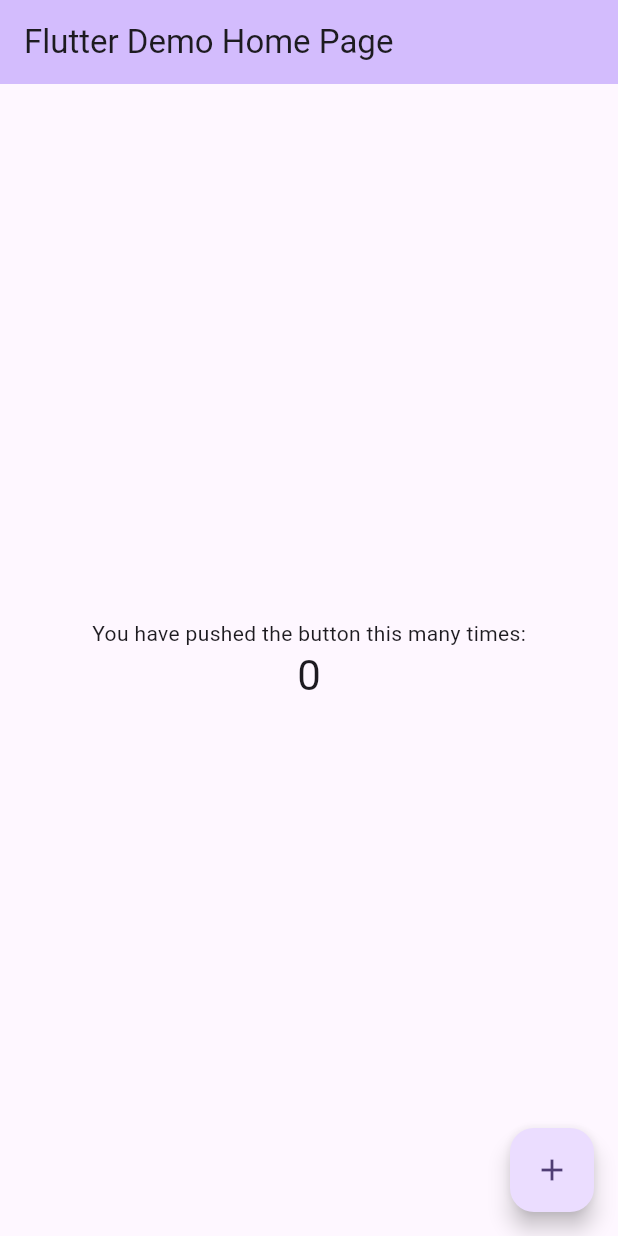
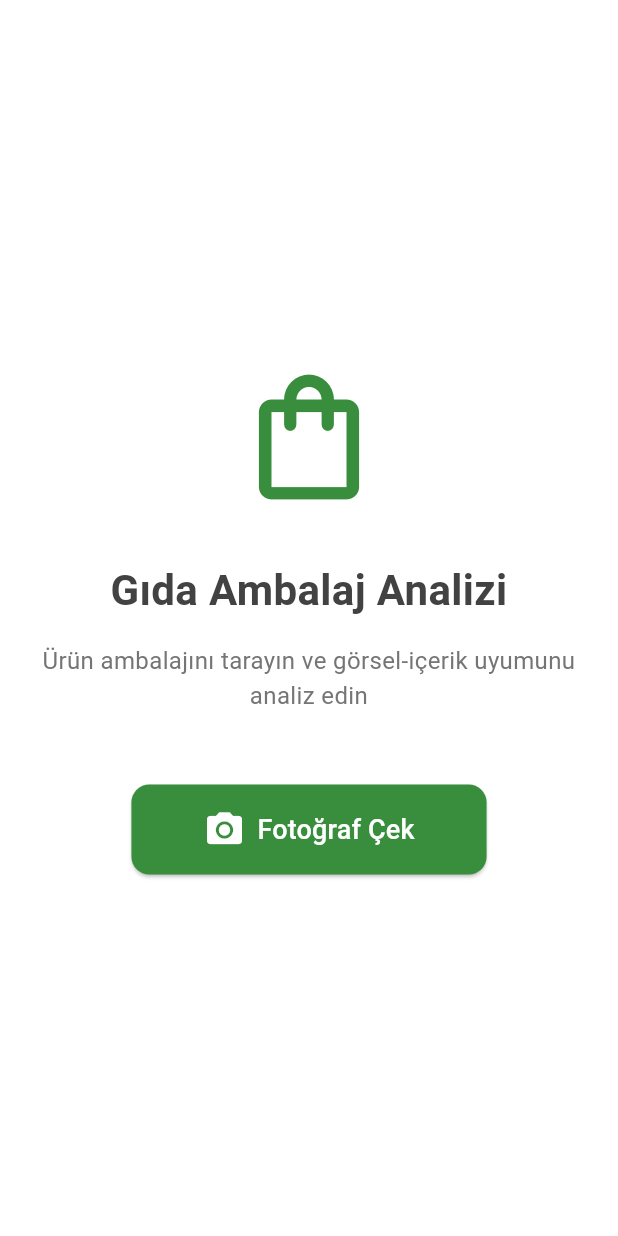
Before and after one commit to ipekhandan/food-mismatch-off, a Flutter app: the screen it shows after launch, on a phone screen of 412 x 824 dp. Run offline on Flutter 3.47's test engine with Material 3 defaults, Android fonts, the phone set to English and light mode, and no system bars.

Commit message:
Add UI prototype: home, camera, and result screens with mock data

```diff
--- a/food_mismatch_off/lib/main.dart
+++ b/food_mismatch_off/lib/main.dart
@@ -1,122 +1,23 @@
 import 'package:flutter/material.dart';
+import 'screens/home_screen.dart';
 
 void main() {
   runApp(const MyApp());
 }
 
 class MyApp extends StatelessWidget {
-  const MyApp({super.key});
+  const MyApp({Key? key}) : super(key: key);
 
-  // This widget is the root of your application.
   @override
   Widget build(BuildContext context) {
     return MaterialApp(
-      title: 'Flutter Demo',
+      title: 'Gıda Ambalaj Analizi',
+      debugShowCheckedModeBanner: false,
       theme: ThemeData(
-        // This is the theme of your application.
-        //
-        // TRY THIS: Try running your application with "flutter run". You'll see
-        // the application has a purple toolbar. Then, without quitting the app,
-        // try changing the seedColor in the colorScheme below to Colors.green
-        // and then invoke "hot reload" (save your changes or press the "hot
-        // reload" button in a Flutter-supported IDE, or press "r" if you used
-        // the command line to start the app).
-        //
-        // Notice that the counter didn't reset back to zero; the application
-        // state is not lost during the reload. To reset the state, use hot
-        // restart instead.
-        //
-        // This works for code too, not just values: Most code changes can be
-        // tested with just a hot reload.
-        colorScheme: .fromSeed(seedColor: Colors.deepPurple),
+        primarySwatch: Colors.green,
+        useMaterial3: true,
       ),
-      home: const MyHomePage(title: 'Flutter Demo Home Page'),
+      home: const HomeScreen(),
     );
   }
 }
-
-class MyHomePage extends StatefulWidget {
-  const MyHomePage({super.key, required this.title});
-
-  // This widget is the home page of your application. It is stateful, meaning
-  // that it has a State object (defined below) that contains fields that affect
-  // how it looks.
-
-  // This class is the configuration for the state. It holds the values (in this
-  // case the title) provided by the parent (in this case the App widget) and
-  // used by the build method of the State. Fields in a Widget subclass are
-  // always marked "final".
-
-  final String title;
-
-  @override
-  State<MyHomePage> createState() => _MyHomePageState();
-}
-
-class _MyHomePageState extends State<MyHomePage> {
-  int _counter = 0;
-
-  void _incrementCounter() {
-    setState(() {
-      // This call to setState tells the Flutter framework that something has
-      // changed in this State, which causes it to rerun the build method below
-      // so that the display can reflect the updated values. If we changed
-      // _counter without calling setState(), then the build method would not be
-      // called again, and so nothing would appear to happen.
-      _counter++;
-    });
-  }
-
-  @override
-  Widget build(BuildContext context) {
-    // This method is rerun every time setState is called, for instance as done
-    // by the _incrementCounter method above.
-    //
-    // The Flutter framework has been optimized to make rerunning build methods
-    // fast, so that you can just rebuild anything that needs updating rather
-    // than having to individually change instances of widgets.
-    return Scaffold(
-      appBar: AppBar(
-        // TRY THIS: Try changing the color here to a specific color (to
-        // Colors.amber, perhaps?) and trigger a hot reload to see the AppBar
-        // change color while the other colors stay the same.
-        backgroundColor: Theme.of(context).colorScheme.inversePrimary,
-        // Here we take the value from the MyHomePage object that was created by
-        // the App.build method, and use it to set our appbar title.
-        title: Text(widget.title),
-      ),
-      body: Center(
-        // Center is a layout widget. It takes a single child and positions it
-        // in the middle of the parent.
-        child: Column(
-          // Column is also a layout widget. It takes a list of children and
-          // arranges them vertically. By default, it sizes itself to fit its
-          // children horizontally, and tries to be as tall as its parent.
-          //
-          // Column has various properties to control how it sizes itself and
-          // how it positions its children. Here we use mainAxisAlignment to
-          // center the children vertically; the main axis here is the vertical
-          // axis because Columns are vertical (the cross axis would be
-          // horizontal).
-          //
-          // TRY THIS: Invoke "debug painting" (choose the "Toggle Debug Paint"
-          // action in the IDE, or press "p" in the console), to see the
-          // wireframe for each widget.
-          mainAxisAlignment: .center,
-          children: [
-            const Text('You have pushed the button this many times:'),
-            Text(
-              '$_counter',
-              style: Theme.of(context).textTheme.headlineMedium,
-            ),
-          ],
-        ),
-      ),
-      floatingActionButton: FloatingActionButton(
-        onPressed: _incrementCounter,
-        tooltip: 'Increment',
-        child: const Icon(Icons.add),
-      ),
-    );
-  }
-}
--- /dev/null
+++ b/food_mismatch_off/lib/screens/home_screen.dart
@@ -0,0 +1,80 @@
+
+import 'package:flutter/material.dart';
+import 'camera_screen.dart';
+
+class HomeScreen extends StatelessWidget {
+  const HomeScreen({Key? key}) : super(key: key);
+
+  @override
+  Widget build(BuildContext context) {
+    return Scaffold(
+      backgroundColor: Colors.white,
+      body: SafeArea(
+        child: Padding(
+          padding: const EdgeInsets.all(24.0),
+          child: Column(
+            mainAxisAlignment: MainAxisAlignment.center,
+            children: [
+              // Logo/Icon
+              Icon(
+                Icons.shopping_bag_outlined,
+                size: 100,
+                color: Colors.green[700],
+              ),
+              const SizedBox(height: 32),
+
+              // Başlık
+              Text(
+                'Gıda Ambalaj Analizi',
+                style: TextStyle(
+                  fontSize: 28,
+                  fontWeight: FontWeight.bold,
+                  color: Colors.grey[800],
+                ),
+                textAlign: TextAlign.center,
+              ),
+              const SizedBox(height: 16),
+
+              // Açıklama
+              Text(
+                'Ürün ambalajını tarayın ve görsel-içerik uyumunu analiz edin',
+                style: TextStyle(
+                  fontSize: 16,
+                  color: Colors.grey[600],
+                ),
+                textAlign: TextAlign.center,
+              ),
+              const SizedBox(height: 48),
+
+              // Ana Buton
+              ElevatedButton.icon(
+                onPressed: () {
+                  Navigator.push(
+                    context,
+                    MaterialPageRoute(builder: (context) => const CameraScreen()),
+                  );
+                },
+                icon: const Icon(Icons.camera_alt, size: 28),
+                label: const Text(
+                  'Fotoğraf Çek',
+                  style: TextStyle(fontSize: 18),
+                ),
+                style: ElevatedButton.styleFrom(
+                  backgroundColor: Colors.green[700],
+                  foregroundColor: Colors.white,
+                  padding: const EdgeInsets.symmetric(
+                    horizontal: 48,
+                    vertical: 16,
+                  ),
+                  shape: RoundedRectangleBorder(
+                    borderRadius: BorderRadius.circular(12),
+                  ),
+                ),
+              ),
+            ],
+          ),
+        ),
+      ),
+    );
+  }
+}
```
Also changed, not shown: food_mismatch_off/lib/models/analysis_result.dart (added, +23 -0 lines), food_mismatch_off/lib/screens/camera_screen.dart (added, +80 -0 lines), food_mismatch_off/lib/screens/result_screen.dart (added, +140 -0 lines), food_mismatch_off/lib/widgets/ingredient_list.dart (added, +68 -0 lines), food_mismatch_off/lib/widgets/score_card.dart (added, +69 -0 lines), 2 other files.
